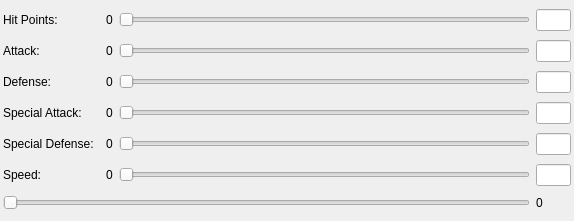
The window that src/Teambuilder/evbox.ui (po-devs/pokemon-online) describes before a commit, drawn with Qt 5.
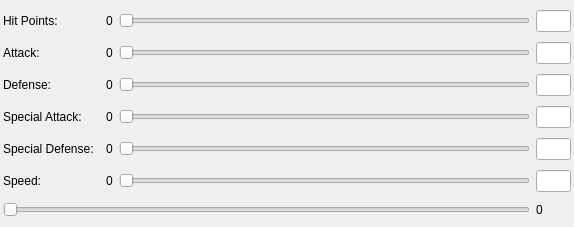
The same window after the commit. Custom widgets are drawn as their Qt base class.

Commit message: added setters in evbox

```diff
--- a/src/Teambuilder/evbox.ui
+++ b/src/Teambuilder/evbox.ui
@@ -7,7 +7,7 @@
     <x>0</x>
     <y>0</y>
     <width>574</width>
-    <height>221</height>
+    <height>227</height>
    </rect>
   </property>
   <property name="windowTitle">
@@ -37,7 +37,7 @@
    <item row="0" column="3">
     <widget class="QSlider" name="hpslider">
      <property name="maximum">
-      <number>255</number>
+      <number>252</number>
      </property>
      <property name="singleStep">
       <number>4</number>
@@ -67,7 +67,7 @@
    <item row="1" column="3">
     <widget class="QSlider" name="atkslider">
      <property name="maximum">
-      <number>255</number>
+      <number>252</number>
      </property>
      <property name="singleStep">
       <number>4</number>
@@ -107,7 +107,7 @@
    <item row="2" column="3">
     <widget class="QSlider" name="defslider">
      <property name="maximum">
-      <number>255</number>
+      <number>252</number>
      </property>
      <property name="singleStep">
       <number>4</number>
@@ -147,7 +147,7 @@
    <item row="3" column="3">
     <widget class="QSlider" name="satkslider">
      <property name="maximum">
-      <number>255</number>
+      <number>252</number>
      </property>
      <property name="singleStep">
       <number>4</number>
@@ -176,7 +176,7 @@
       <bool>false</bool>
      </property>
      <property name="maximum">
-      <number>510</number>
+      <number>508</number>
      </property>
      <property name="orientation">
       <enum>Qt::Horizontal</enum>
@@ -193,7 +193,7 @@
    <item row="4" column="3">
     <widget class="QSlider" name="sdefslider">
      <property name="maximum">
-      <number>255</number>
+      <number>252</number>
      </property>
      <property name="singleStep">
       <number>4</number>
@@ -247,7 +247,7 @@
    <item row="6" column="3">
     <widget class="QSlider" name="speedslider">
      <property name="maximum">
-      <number>255</number>
+      <number>252</number>
      </property>
      <property name="singleStep">
       <number>4</number>
```
The commit also changes 3 other files.
